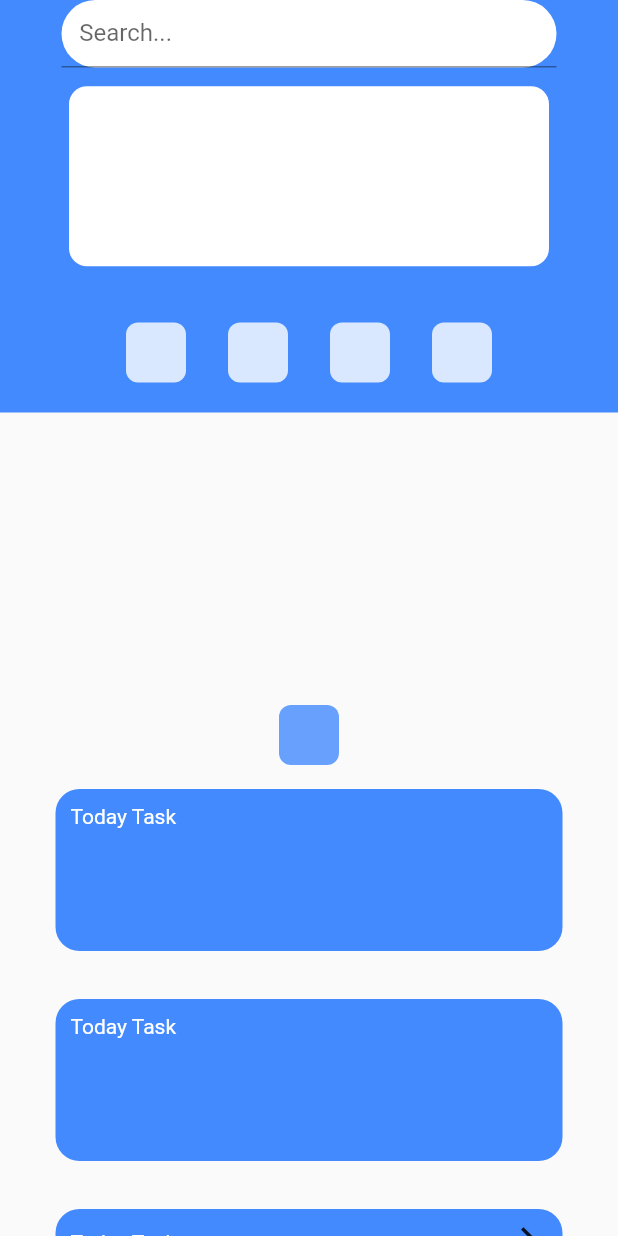
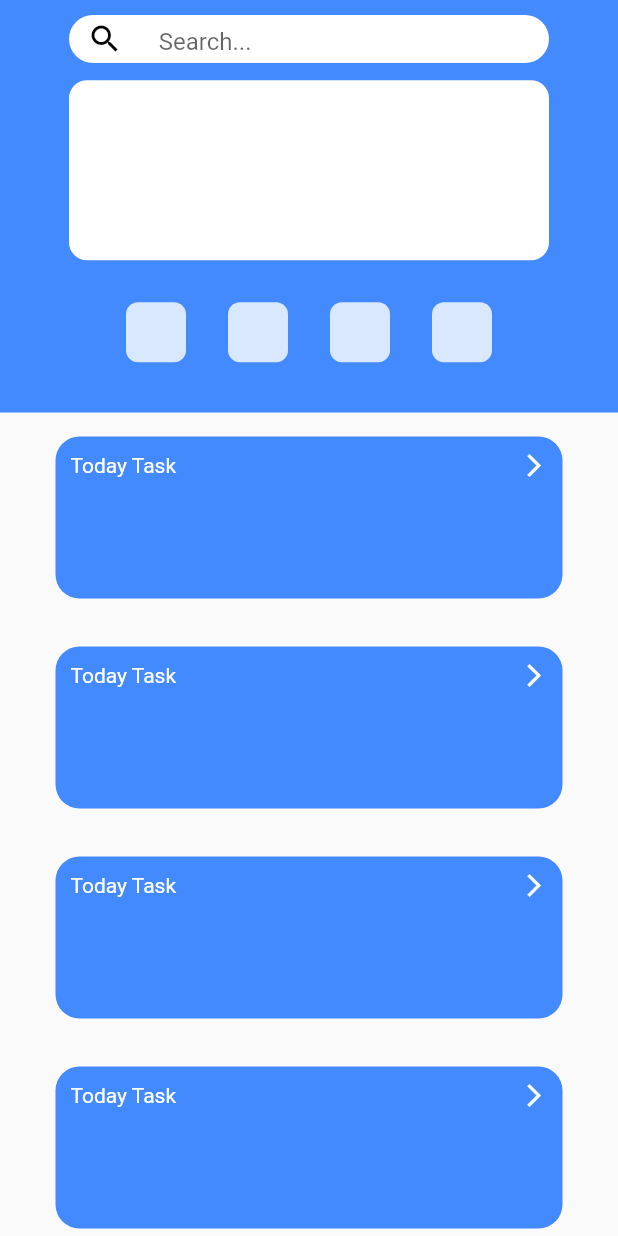
Before and after one commit to Falydra/Marketing-Kelas-A, a Flutter app: the screen it shows after launch, on a phone screen of 412 x 824 dp. Run offline on Flutter 3.47's test engine with Material 2 defaults, Android fonts, the phone set to English and light mode, and no system bars.

Commit message:
Update main.dart

```diff
--- a/lib/main.dart
+++ b/lib/main.dart
@@ -36,13 +36,14 @@ class MyHomePage extends StatelessWidget {
                 decoration: const BoxDecoration(color: Colors.blueAccent),
                 child: Center(
                     child: SizedBox(
-                  height: 160.0,
+                  height: 248.0,
                   child: Column(
                     mainAxisAlignment: MainAxisAlignment.start,
                     children: [
                       Container(
                         height: 120.0,
                         width: 320.0,
+                        margin: const EdgeInsets.only(top: 40.0),
                         decoration: const BoxDecoration(
                           color: Colors.white,
                           borderRadius: BorderRadius.all(Radius.circular(12.0)),
@@ -52,45 +53,15 @@ class MyHomePage extends StatelessWidget {
                         ),
                         child: const Align(alignment: Alignment.center),
                       ),
-                    ],
-                  ),
-                )),
-              ),
-              Row(
-                mainAxisAlignment: MainAxisAlignment.center,
-                children: [
-                  Container(
-                    height: 45.0,
-                    width: 330.0,
-                    decoration: BoxDecoration(
-                        color: Colors.white.withOpacity(1.0),
-                        borderRadius:
-                            const BorderRadius.all(Radius.circular(24.0))),
-                    child: const TextField(
-                        decoration: InputDecoration(
-                      hoverColor: Colors.grey,
-                      labelText: "   Search...",
-                    )),
-                  ),
-                ],
-              ),
-              Center(
-                child: SizedBox(
-                  height: 470.0,
-                  child: Column(
-                    mainAxisAlignment: MainAxisAlignment.center,
-                    children: [
-                      // Container(
-                      //   height: 100.0,
-                      //   width: 316.0,
-                      //   decoration: BoxDecoration(
-                      //       color: const Color.fromARGB(255, 255, 255, 255)
-                      //           .withOpacity(1.0),
-                      //       borderRadius:
-                      //           const BorderRadius.all(Radius.circular(32.0))),
+                      // Row(
+                      //   mainAxisAlignment: MainAxisAlignment.spaceBetween,
+                      //   children: [
+                      //     Text("Siap Undip", style: TextStyle(color: Colors.white),)
+                      //   ],
                       // ),
-                      Padding(
-                        padding: const EdgeInsets.all(8.0),
+                      Container(
+                        height: 80,
+                        margin: const EdgeInsets.only(top: 8.0),
                         child: SizedBox(
                           width: 300.0,
                           child: Row(
@@ -131,24 +102,79 @@ class MyHomePage extends StatelessWidget {
                                         Radius.circular(8.0)),
                                     color: Colors.white.withOpacity(0.8),
                                     boxShadow: []),
+                                // child: Row(
+                                //   mainAxisAlignment: MainAxisAlignment.center,
+                                //   children: const [
+                                //     Text(
+                                //       "Siap Undip",
+                                //       style: TextStyle(
+                                //           color: Colors.black, fontSize: 12.0),
+                                //     ),
+                                //   ],
                               ),
                             ],
                           ),
                         ),
-                      )
+                      ),
+                      // Row(
+                      //   mainAxisAlignment: MainAxisAlignment.spaceEvenly,
+                      //   children: [
+                      //     Text(
+                      //       "Siap Undip",
+                      //       style: TextStyle(fontSize: .0),
+                      //     )
+                      //   ],
+                      // ),
+                    ],
+                  ),
+                )),
+              ),
+              Row(
+                mainAxisAlignment: MainAxisAlignment.center,
+                children: [
+                  Container(
+                    margin: const EdgeInsets.only(top: 10.0),
+                    height: 32.0,
+                    width: 320.0,
+                    decoration: BoxDecoration(
+                        color: Colors.white.withOpacity(1.0),
+                        borderRadius:
+                            const BorderRadius.all(Radius.circular(24.0))),
+                    child: TextFormField(
+                        decoration: const InputDecoration(
+                      contentPadding: EdgeInsets.only(bottom: 12.0),
+                      border: InputBorder.none,
+                      hoverColor: Colors.grey,
+                      hintText: "   Search...",
+                      prefixIcon: Icon(
+                        Icons.search,
+                        color: Colors.black,
+                      ),
+                    )),
+                  ),
+                  // Icon(Icons.search, color: Colors.black, size: 12.0,),
+                ],
+              ),
+              Center(
+                child: SizedBox(
+                  height: 270.0,
+                  child: Column(
+                    mainAxisAlignment: MainAxisAlignment.center,
+                    children: [
+                      // Container(
+                      //   height: 100.0,
+                      //   width: 316.0,
+                      //   decoration: BoxDecoration(
+                      //       color: const Color.fromARGB(255, 255, 255, 255)
+                      //           .withOpacity(1.0),
+                      //       borderRadius:
+                      //           const BorderRadius.all(Radius.circular(32.0))),
+                      // ),
                     ],
                   ),
                 ),
               ),
             ],
-          ),
-          Container(
-            height: 40.0,
-            width: 40.0,
-            decoration: BoxDecoration(
-                borderRadius: const BorderRadius.all(Radius.circular(8.0)),
-                color: Colors.blueAccent.withOpacity(0.8),
-                boxShadow: []),
           ),
           const ScrollField(),
         ]),
@@ -177,27 +203,15 @@ class ScrollField extends StatelessWidget {
                   borderRadius: const BorderRadius.all(Radius.circular(16.0))),
               height: 108.0,
               width: 338.0,
-              child: Row(children: const [
-                Text(
-                  "Today Task",
-                  style: TextStyle(color: Colors.white),
-                )
-              ]),
-            ),
-          ),
-          Padding(
-            padding: const EdgeInsets.all(16.0),
-            child: Container(
-              padding: const EdgeInsets.all(10.0),
-              alignment: Alignment.topLeft,
-              decoration: BoxDecoration(
-                  color: Colors.blueAccent.withOpacity(1.0),
-                  borderRadius: const BorderRadius.all(Radius.circular(16.0))),
-              height: 108.0,
-              width: 338.0,
               child: Row(
+                mainAxisAlignment: MainAxisAlignment.spaceBetween,
                 children: const [
                   Text("Today Task", style: TextStyle(color: Colors.white)),
+                  Icon(
+                    Icons.arrow_forward_ios,
+                    color: Colors.white,
+                    size: 18.0,
+                  )
                 ],
               ),
             ),
@@ -216,7 +230,11 @@ class ScrollField extends StatelessWidget {
                 mainAxisAlignment: MainAxisAlignment.spaceBetween,
                 children: const [
                   Text("Today Task", style: TextStyle(color: Colors.white)),
-                  Icon(Icons.arrow_forward_ios)
+                  Icon(
+                    Icons.arrow_forward_ios,
+                    color: Colors.white,
+                    size: 18.0,
+                  )
                 ],
               ),
             ),
@@ -232,8 +250,37 @@ class ScrollField extends StatelessWidget {
               height: 108.0,
               width: 338.0,
               child: Row(
+                mainAxisAlignment: MainAxisAlignment.spaceBetween,
                 children: const [
                   Text("Today Task", style: TextStyle(color: Colors.white)),
+                  Icon(
+                    Icons.arrow_forward_ios,
+                    color: Colors.white,
+                    size: 18.0,
+                  )
+                ],
+              ),
+            ),
+          ),
+          Padding(
+            padding: const EdgeInsets.all(16.0),
+            child: Container(
+              padding: const EdgeInsets.all(10.0),
+              alignment: Alignment.topLeft,
+              decoration: BoxDecoration(
+                  color: Colors.blueAccent.withOpacity(1.0),
+                  borderRadius: const BorderRadius.all(Radius.circular(16.0))),
+              height: 108.0,
+              width: 338.0,
+              child: Row(
+                mainAxisAlignment: MainAxisAlignment.spaceBetween,
+                children: const [
+                  Text("Today Task", style: TextStyle(color: Colors.white)),
+                  Icon(
+                    Icons.arrow_forward_ios,
+                    color: Colors.white,
+                    size: 18.0,
+                  )
                 ],
               ),
             ),
```
